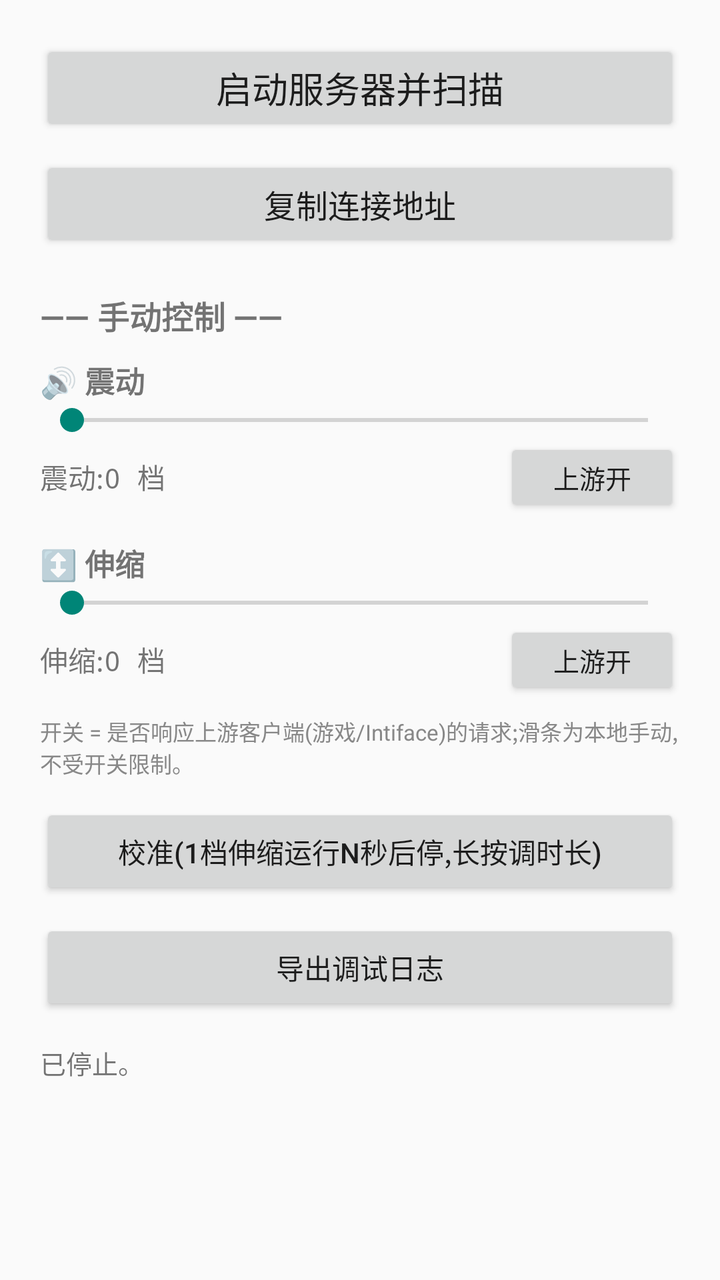
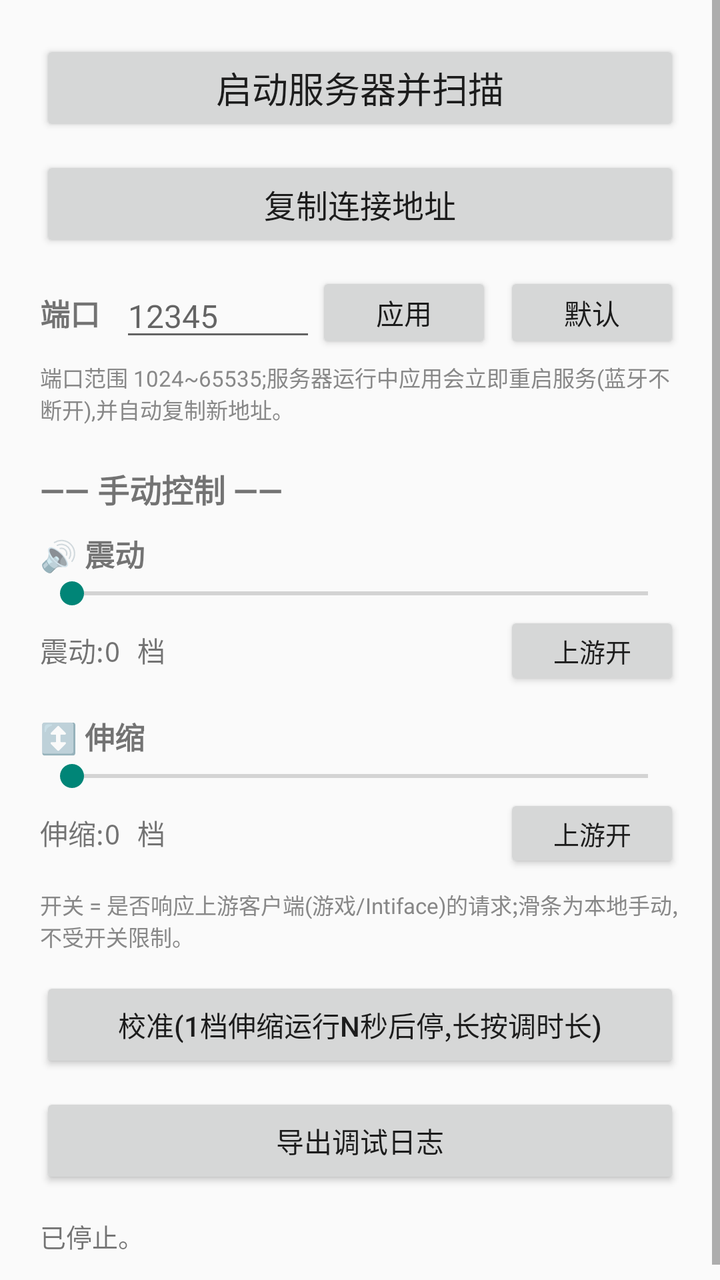

An Android layout rendered at two revisions. The XML below is the earlier revision; the diff shows what the commit changed to produce the second picture.
<!-- AndroidManifest.xml: application theme Theme.AppCompat.Light -->
<!-- res/layout/activity_main.xml -->
<?xml version="1.0" encoding="utf-8"?>
<ScrollView xmlns:android="http://schemas.android.com/apk/res/android"
    android:layout_width="match_parent"
    android:layout_height="match_parent"
    android:fillViewport="true">

<LinearLayout
    android:layout_width="match_parent"
    android:layout_height="wrap_content"
    android:orientation="vertical"
    android:padding="20dp">

    <Button
        android:id="@+id/btnToggle"
        android:layout_width="match_parent"
        android:layout_height="wrap_content"
        android:text="启动服务器并扫描"
        android:textSize="18sp" />

    <Button
        android:id="@+id/btnCopy"
        android:layout_width="match_parent"
        android:layout_height="wrap_content"
        android:text="复制连接地址"
        android:textSize="16sp"
        android:layout_marginTop="10dp" />

    <TextView
        android:id="@+id/tvManualTitle"
        android:layout_width="match_parent"
        android:layout_height="wrap_content"
        android:layout_marginTop="20dp"
        android:text="—— 手动控制 ——"
        android:textStyle="bold"
        android:textSize="16sp" />

    <TextView
        android:layout_width="match_parent"
        android:layout_height="wrap_content"
        android:layout_marginTop="10dp"
        android:text="🔊 震动"
        android:textStyle="bold"
        android:textSize="15sp" />

    <SeekBar
        android:id="@+id/seekVib"
        android:layout_width="match_parent"
        android:layout_height="wrap_content"
        android:max="9"
        android:progress="0" />

    <LinearLayout
        android:layout_width="match_parent"
        android:layout_height="wrap_content"
        android:orientation="horizontal">

        <TextView
            android:id="@+id/tvVibLevel"
            android:layout_width="0dp"
            android:layout_weight="1"
            android:layout_height="wrap_content"
            android:fontFamily="monospace"
            android:text="震动:0 档"
            android:textSize="14sp" />

        <Button
            android:id="@+id/btnVib"
            android:layout_width="wrap_content"
            android:layout_height="wrap_content"
            android:minHeight="0dp"
            android:paddingStart="14dp"
            android:paddingEnd="14dp"
            android:text="上游开"
            android:textSize="13sp" />
    </LinearLayout>

    <TextView
        android:layout_width="match_parent"
        android:layout_height="wrap_content"
        android:layout_marginTop="12dp"
        android:text="↕️ 伸缩"
        android:textStyle="bold"
        android:textSize="15sp" />

    <SeekBar
        android:id="@+id/seekOsc"
        android:layout_width="match_parent"
        android:layout_height="wrap_content"
        android:max="9"
        android:progress="0" />

    <LinearLayout
        android:layout_width="match_parent"
        android:layout_height="wrap_content"
        android:orientation="horizontal">

        <TextView
            android:id="@+id/tvOscLevel"
            android:layout_width="0dp"
            android:layout_weight="1"
            android:layout_height="wrap_content"
            android:fontFamily="monospace"
            android:text="伸缩:0 档"
            android:textSize="14sp" />

        <Button
            android:id="@+id/btnOsc"
            android:layout_width="wrap_content"
            android:layout_height="wrap_content"
            android:minHeight="0dp"
            android:paddingStart="14dp"
            android:paddingEnd="14dp"
            android:text="上游开"
            android:textSize="13sp" />
    </LinearLayout>

    <TextView
        android:layout_width="match_parent"
        android:layout_height="wrap_content"
        android:layout_marginTop="8dp"
        android:text="开关 = 是否响应上游客户端(游戏/Intiface)的请求;滑条为本地手动,不受开关限制。"
        android:textSize="11sp"
        android:textColor="#888888" />

    <Button
        android:id="@+id/btnCalib"
        android:layout_width="match_parent"
        android:layout_height="wrap_content"
        android:layout_marginTop="12dp"
        android:text="校准(1档伸缩运行N秒后停,长按调时长)"
        android:textSize="14sp" />

    <Button
        android:id="@+id/btnExport"
        android:layout_width="match_parent"
        android:layout_height="wrap_content"
        android:layout_marginTop="10dp"
        android:text="导出调试日志"
        android:textSize="14sp" />

    <TextView
        android:id="@+id/tvStatus"
        android:layout_width="match_parent"
        android:layout_height="wrap_content"
        android:layout_marginTop="14dp"
        android:fontFamily="monospace"
        android:textSize="13sp"
        android:text="已停止。" />

</LinearLayout>
</ScrollView>
<!-- resources referenced by this layout -->
<resources>

</resources>

<!-- the commit's change to res/layout/activity_main.xml (unified diff, before → after) -->
@@ -25,6 +25,64 @@
         android:textSize="16sp"
         android:layout_marginTop="10dp" />
 
+    <LinearLayout
+        android:layout_width="match_parent"
+        android:layout_height="wrap_content"
+        android:layout_marginTop="10dp"
+        android:gravity="center_vertical"
+        android:orientation="horizontal">
+
+        <TextView
+            android:layout_width="wrap_content"
+            android:layout_height="wrap_content"
+            android:text="端口"
+            android:textStyle="bold"
+            android:textSize="15sp" />
+
+        <EditText
+            android:id="@+id/etPort"
+            android:layout_width="0dp"
+            android:layout_height="wrap_content"
+            android:layout_weight="1"
+            android:layout_marginStart="10dp"
+            android:hint="12345"
+            android:imeOptions="actionDone"
+            android:inputType="number"
+            android:maxLength="5"
+            android:maxLines="1"
+            android:singleLine="true"
+            android:textSize="16sp" />
+
+        <Button
+            android:id="@+id/btnPort"
+            android:layout_width="wrap_content"
+            android:layout_height="wrap_content"
+            android:minHeight="0dp"
+            android:paddingStart="16dp"
+            android:paddingEnd="16dp"
+            android:text="应用"
+            android:textSize="14sp" />
+
+        <Button
+            android:id="@+id/btnPortReset"
+            android:layout_width="wrap_content"
+            android:layout_height="wrap_content"
+            android:layout_marginStart="6dp"
+            android:minHeight="0dp"
+            android:paddingStart="12dp"
+            android:paddingEnd="12dp"
+            android:text="默认"
+            android:textSize="14sp" />
+    </LinearLayout>
+
+    <TextView
+        android:layout_width="match_parent"
+        android:layout_height="wrap_content"
+        android:layout_marginTop="4dp"
+        android:text="端口范围 1024~65535;服务器运行中应用会立即重启服务(蓝牙不断开),并自动复制新地址。"
+        android:textColor="#888888"
+        android:textSize="11sp" />
+
     <TextView
         android:id="@+id/tvManualTitle"
         android:layout_width="match_parent"
